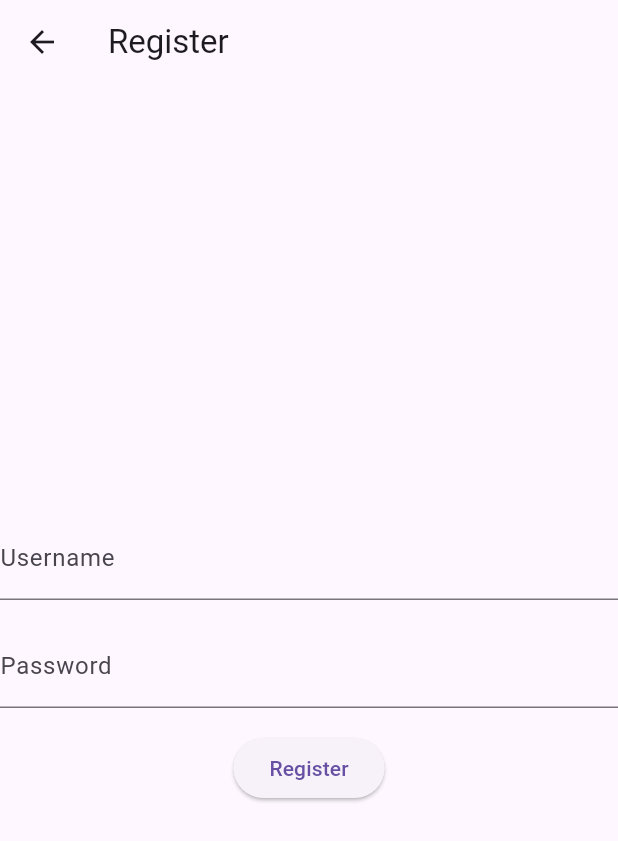
After one commit to mtech-batch-31/shiok-jobs-mobile, a Flutter app: the screen it shows after launch, after a tap on "Register", on a phone screen of 412 x 824 dp. The commit adds this screen. Shown: the top 841 px of the screen. Run offline on Flutter 3.47's test engine with Material 3 defaults, Android fonts, the phone set to English and light mode, and no system bars.

Commit message:
feat: login and register page

```diff
--- /dev/null
+++ b/lib/View/login_page.dart
@@ -0,0 +1,85 @@
+import 'package:flutter/material.dart';
+import 'package:shiok_jobs_flutter/View/job_list.dart';
+import 'package:shiok_jobs_flutter/View/register_page.dart';
+
+class LoginPage extends StatefulWidget {
+  const LoginPage({super.key});
+
+  @override
+  State<StatefulWidget> createState() {
+    return _LoginPageState();
+  }
+}
+
+class _LoginPageState extends State<LoginPage> {
+  final userController = TextEditingController();
+  final passwordController = TextEditingController();
+
+  @override
+  void dispose() {
+    userController.dispose();
+    passwordController.dispose();
+    super.dispose();
+  }
+
+  @override
+  Widget build(BuildContext context) {
+    return Scaffold(
+      appBar: AppBar(
+        title: const Text('Login'),
+      ),
+      body: Center(
+        child: Column(
+          mainAxisAlignment: MainAxisAlignment.center,
+          children: [
+            TextField(
+                controller: userController,
+                decoration: const InputDecoration(
+                  labelText: 'Username',
+                )),
+            const SizedBox(height: 16),
+            TextField(
+              controller: passwordController,
+              decoration: const InputDecoration(
+                labelText: 'Password',
+              ),
+              obscureText: true,
+            ),
+            const SizedBox(height: 16),
+            ElevatedButton(
+              onPressed: () {
+                textFieldValidation();
+              },
+              child: const Text('Login'),
+            ),
+            ElevatedButton(
+                onPressed: () {
+                  Navigator.push(
+                    context,
+                    MaterialPageRoute(
+                        builder: (context) => const RegisterPage()),
+                  );
+                },
+                child: const Text('Register'))
+          ],
+        ),
+      ),
+    );
+  }
+
+  void textFieldValidation() {
+    debugPrint('Text Field Validation');
+    if (userController.text.isNotEmpty && passwordController.text.isNotEmpty) {
+      debugPrint('Text Field Validation Success');
+      postLoginAPI();
+      Navigator.push(
+        context,
+        MaterialPageRoute(builder: (context) => const JobList()),
+      );
+    }
+  }
+
+  void postLoginAPI() {
+    debugPrint('Login API');
+  }
+}
--- /dev/null
+++ b/lib/View/register_page.dart
@@ -0,0 +1,77 @@
+import 'package:flutter/material.dart';
+import 'package:shiok_jobs_flutter/View/job_list.dart';
+
+class RegisterPage extends StatefulWidget {
+  const RegisterPage({super.key});
+
+  @override
+  State<StatefulWidget> createState() => _RegisterPageState();
+}
+
+class _RegisterPageState extends State<RegisterPage> {
+  final userNameController = TextEditingController();
+  final passwordController = TextEditingController();
+
+  @override
+  void dispose() {
+    userNameController.dispose();
+    passwordController.dispose();
+    super.dispose();
+  }
+
+  final passwordTextField = const TextField(
+    decoration: InputDecoration(
+      labelText: 'Password',
+    ),
+    obscureText: true,
+  );
+
+  @override
+  Widget build(BuildContext context) {
+    return Scaffold(
+      appBar: AppBar(
+        title: const Text('Register'),
+      ),
+      body: Center(
+          child: Column(mainAxisAlignment: MainAxisAlignment.center, children: [
+        TextField(
+          controller: userNameController,
+          decoration: const InputDecoration(
+            labelText: 'Username',
+          ),
+        ),
+        const SizedBox(height: 16),
+        TextField(
+          controller: passwordController,
+          decoration: const InputDecoration(
+            labelText: 'Password',
+          ),
+          obscureText: true,
+        ),
+        const SizedBox(height: 16),
+        ElevatedButton(
+            onPressed: () {
+              textFieldValidation();
+            },
+            child: const Text('Register')),
+      ])),
+    );
+  }
+
+  void textFieldValidation() {
+    debugPrint('Text Field Validation');
+    if (userNameController.text.isNotEmpty &&
+        passwordController.text.isNotEmpty) {
+      debugPrint('Text Field Validation Success');
+      postRegisterAPI();
+      Navigator.push(
+        context,
+        MaterialPageRoute(builder: (context) => const JobList()),
+      );
+    }
+  }
+
+  void postRegisterAPI() {
+    debugPrint('Register API');
+  }
+}
--- a/lib/main.dart
+++ b/lib/main.dart
@@ -1,5 +1,5 @@
 import 'package:flutter/material.dart';
-import 'package:shiok_jobs_flutter/View/job_list.dart';
+import 'package:shiok_jobs_flutter/View/login_page.dart';
 
 void main() {
   runApp(const MyApp());
@@ -23,10 +23,7 @@ class MyApp extends StatelessWidget {
         title: 'Job Search App',
         theme: ThemeData(useMaterial3: true),
         home: Scaffold(
-          appBar: AppBar(
-            title: const Text('Job Search'),
-          ),
-          body: const JobList(),
+          body: const LoginPage(),
           backgroundColor: Colors.indigo[50],
         ));
   }
```
Also changed, not shown: lib/View/job_list.dart (+7 -2 lines).
